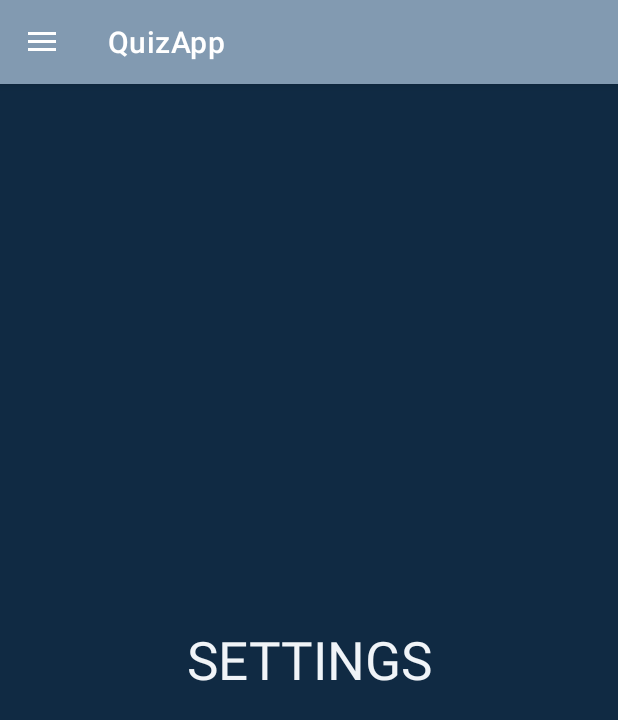
After one commit to baqterya/Jakub_Jedros_Projekt_Aplikacji_Mobilnej, an Android app: the fragment SettingsFragment placed in its activity, on a phone screen of 412 x 824 dp. The commit adds this screen. Shown: the top 720 px of the screen. Run offline under Robolectric (Android 15) with nearby library versions, the phone set to English and light mode, and no system bars.

Commit message:
Szkielet nawigacji za pomocą navigation bar'a

```diff
--- a/QuizApp/app/src/main/java/com/example/quizapp/view/fragment/LanguageListFragment.kt
+++ b/QuizApp/app/src/main/java/com/example/quizapp/view/fragment/QuestionSetListFragment.kt
@@ -7,14 +7,14 @@ import android.view.View
 import android.view.ViewGroup
 import com.example.quizapp.R
 
-class LanguageListFragment : Fragment() {
+class QuestionSetListFragment : Fragment() {
 
     override fun onCreate(savedInstanceState: Bundle?) {
         super.onCreate(savedInstanceState)
     }
 
     override fun onCreateView(inflater: LayoutInflater, container: ViewGroup?, savedInstanceState: Bundle?): View? {
-        return inflater.inflate(R.layout.fragment_language_list, container, false)
+        return inflater.inflate(R.layout.fragment_list_question_sets, container, false)
     }
 
     companion object {
--- /dev/null
+++ b/QuizApp/app/src/main/java/com/example/quizapp/view/fragment/SettingsFragment.kt
@@ -0,0 +1,25 @@
+package com.example.quizapp.view.fragment
+
+import android.os.Bundle
+import androidx.fragment.app.Fragment
+import android.view.LayoutInflater
+import android.view.View
+import android.view.ViewGroup
+import com.example.quizapp.R
+
+class SettingsFragment : Fragment() {
+
+
+    override fun onCreate(savedInstanceState: Bundle?) {
+        super.onCreate(savedInstanceState)
+    }
+
+    override fun onCreateView(inflater: LayoutInflater, container: ViewGroup?, savedInstanceState: Bundle?): View? {
+
+        return inflater.inflate(R.layout.fragment_settings, container, false)
+    }
+
+    companion object {
+
+    }
+}
--- a/QuizApp/app/src/main/res/layout/fragment_language_list.xml
+++ b/QuizApp/app/src/main/res/layout/fragment_list_question_sets.xml
@@ -3,14 +3,14 @@
     xmlns:tools="http://schemas.android.com/tools"
     android:layout_width="match_parent"
     android:layout_height="match_parent"
-    tools:context=".view.fragment.LanguageListFragment">
+    tools:context=".view.fragment.QuestionSetListFragment">
 
 
     <TextView
         android:layout_width="match_parent"
         android:layout_height="match_parent"
         android:textSize="90sp"
-        android:text="hello"
+        android:text="SETS"
         android:textColor="@color/new_on_background"
         android:gravity="center"/>
 
--- /dev/null
+++ b/QuizApp/app/src/main/res/layout/fragment_settings.xml
@@ -0,0 +1,17 @@
+<?xml version="1.0" encoding="utf-8"?>
+<FrameLayout xmlns:android="http://schemas.android.com/apk/res/android"
+    xmlns:tools="http://schemas.android.com/tools"
+    android:layout_width="match_parent"
+    android:layout_height="match_parent"
+    tools:context=".view.fragment.SettingsFragment">
+
+    <TextView
+        android:layout_width="match_parent"
+        android:layout_height="match_parent"
+        android:text="SETTINGS"
+        android:textSize="35sp"
+        android:textColor="@color/new_on_background"
+        android:gravity="center"
+        android:textAlignment="center"/>
+
+</FrameLayout>
```
Also changed, not shown: QuizApp/app/src/main/java/com/example/quizapp/view/activity/MainActivity.kt (+24 -5 lines), QuizApp/app/src/main/java/com/example/quizapp/view/fragment/QuestionListFragment.kt (added, +24 -0 lines), QuizApp/app/src/main/res/layout/fragment_list_question.xml (added, +21 -0 lines).
